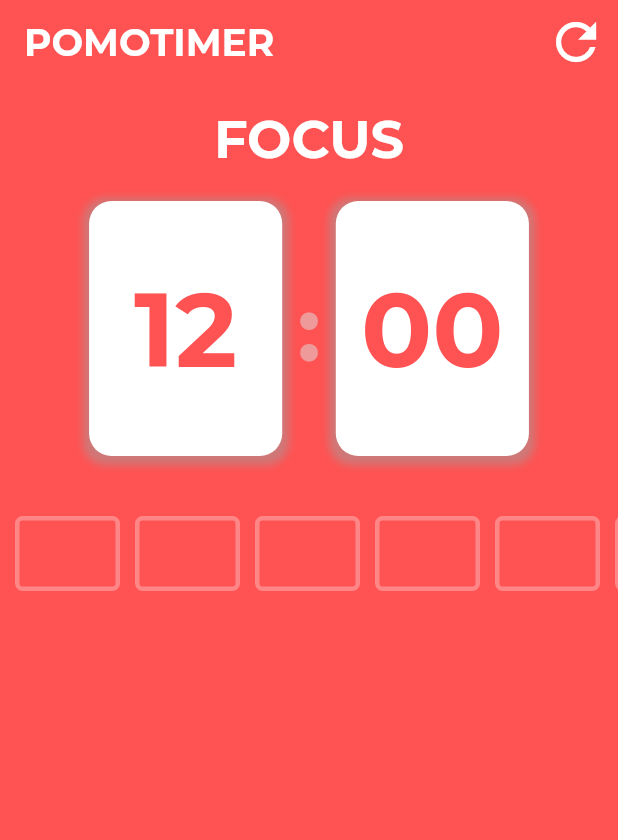
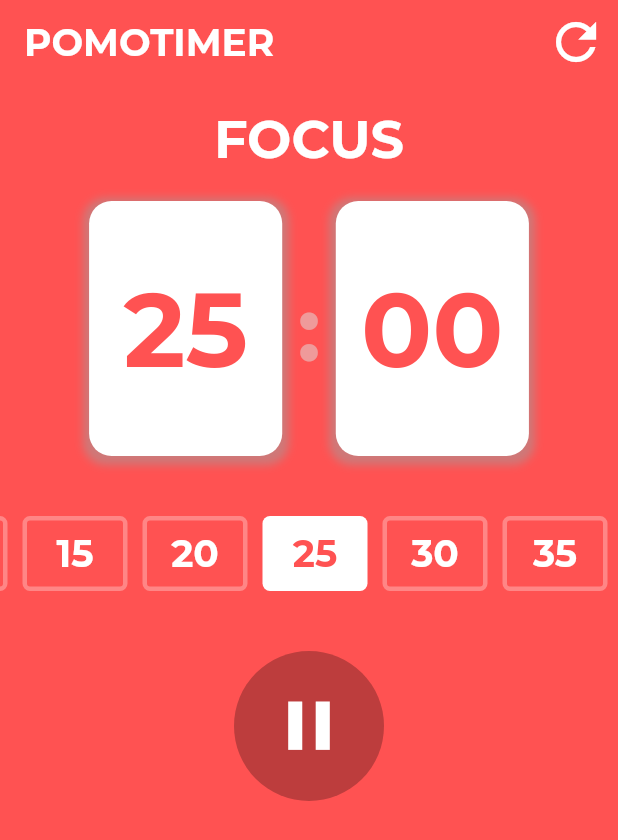
Before and after one commit to Leisonld28/timeman-app, a Flutter app: the screen it shows after launch, on a phone screen of 412 x 824 dp. Shown: the top 840 px of the screen. Run offline on Flutter 3.47's test engine with Material 2 defaults, Android fonts, the light colour scheme and no system bars; our stand-ins replace google_fonts.

Commit message:
Avances segunda parte

```diff
--- a/lib/pomodoroscreen.dart
+++ b/lib/pomodoroscreen.dart
@@ -1,5 +1,6 @@
 import 'package:flutter/material.dart';
-import 'package:timeman_app/timecard.dart';
+import 'package:timeman_app/widgets/timecard.dart';
+import 'package:timeman_app/widgets/timecontroller.dart';
 import 'package:timeman_app/widgets/timeoptions.dart';
 import 'utils.dart';
 
@@ -29,12 +30,16 @@ class PomodoroScreen extends StatelessWidget {
       body: SingleChildScrollView(
         child: Container(
           alignment: Alignment.center,
-          child: const Column(
+          child: Column(
             children: [
               SizedBox(height: 15),
               TimerCard(),
               SizedBox(height: 40),
               TimeOptions(),
+              SizedBox(
+                height: 40,
+              ),
+              TimeController()
             ],
           ),
         ),
--- /dev/null
+++ b/lib/widgets/progresswidget.dart
@@ -0,0 +1,25 @@
+import 'package:flutter/material.dart';
+import 'package:timeman_app/utils.dart';
+
+class ProgressWidget extends StatelessWidget {
+  @override
+  Widget build(BuildContext context) {
+    return Column(
+      children: [
+        Row(
+          mainAxisAlignment: MainAxisAlignment.spaceEvenly,
+          children: [
+            Text(
+              "0/4",
+              style: textStyle(30, Colors.grey[350], FontWeight.bold),
+            ),
+            Text(
+              "0/12",
+              style: textStyle(30, Colors.grey[350], FontWeight.bold),
+            )
+          ],
+        )
+      ],
+    );
+  }
+}
--- a/lib/timecard.dart
+++ b/lib/widgets/timecard.dart
@@ -27,7 +27,7 @@ class TimerCard extends StatelessWidget {
                           offset: const Offset(0, 2))
                     ]),
                 child: Center(
-                  child: Text("12",
+                  child: Text("25",
                       style: textStyle(70, Colors.redAccent, FontWeight.bold)),
                 )),
             const SizedBox(width: 10),
--- /dev/null
+++ b/lib/widgets/timecontroller.dart
@@ -0,0 +1,25 @@
+import 'package:flutter/material.dart';
+
+class TimeController extends StatefulWidget {
+  @override
+  _TimeState createState() => _TimeState();
+}
+
+class _TimeState extends State<TimeController> {
+  @override
+  Widget build(BuildContext context) {
+    return Container(
+      width: 100,
+      height: 100,
+      decoration: BoxDecoration(color: Colors.black26, shape: BoxShape.circle),
+      child: Center(
+        child: IconButton(
+          icon: Icon(Icons.pause),
+          color: Colors.white,
+          iconSize: 55,
+          onPressed: () {},
+        ),
+      ),
+    );
+  }
+}
--- a/lib/widgets/timeoptions.dart
+++ b/lib/widgets/timeoptions.dart
@@ -9,6 +9,7 @@ class TimeOptions extends StatelessWidget {
   @override
   Widget build(BuildContext context) {
     return SingleChildScrollView(
+      controller: ScrollController(initialScrollOffset: 155),
       scrollDirection: Axis.horizontal,
       child: Row(
         children: selectableTimes.map((time) {
@@ -16,9 +17,25 @@ class TimeOptions extends StatelessWidget {
             margin: const EdgeInsets.only(left: 10),
             width: 70,
             height: 50,
-            decoration: BoxDecoration(
-              border: Border.all(width: 3, color: Colors.white30),
-              borderRadius: BorderRadius.circular(5),
+            decoration: int.parse(time) == selectedTime
+                ? BoxDecoration(
+                    color: Colors.white,
+                    borderRadius: BorderRadius.circular(5),
+                  )
+                : BoxDecoration(
+                    border: Border.all(width: 3, color: Colors.white30),
+                    borderRadius: BorderRadius.circular(5),
+                  ),
+            child: Center(
+              child: Text(
+                (int.parse(time) ~/ 60).toString(),
+                style: textStyle(
+                    25,
+                    int.parse(time) == selectedTime
+                        ? Colors.redAccent
+                        : Colors.white,
+                    FontWeight.w700),
+              ),
             ),
           );
         }).toList(),
```
